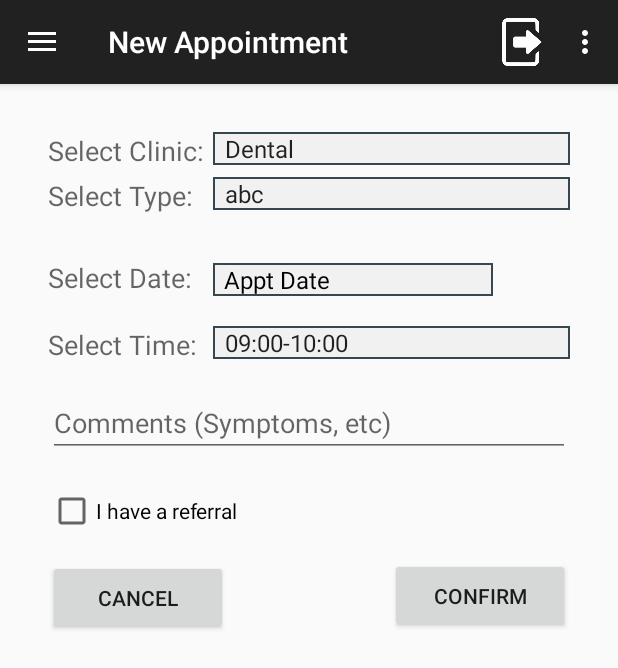
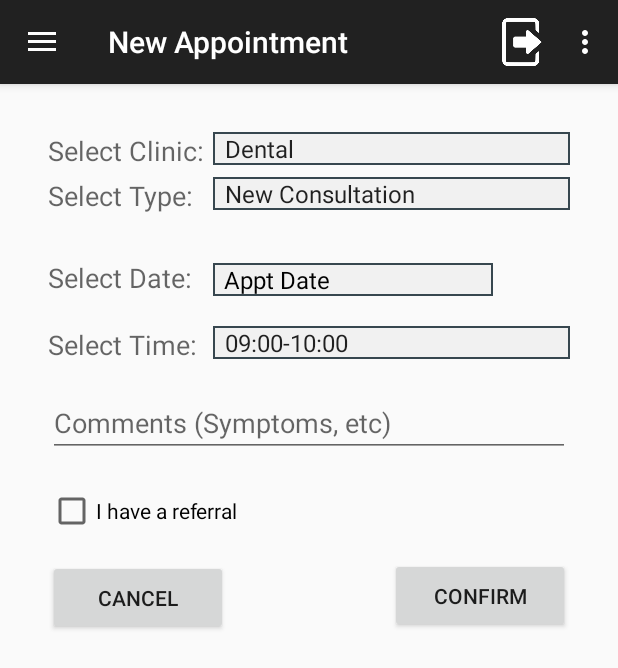
Before and after one commit to jayel92/AceCoders, an Android app: the NewAppt screen opened directly, with no data from a screen before it, on a phone screen of 412 x 824 dp. Shown: the top 668 px of the screen. Run offline under Robolectric (Android 15) with nearby library versions, the phone set to English and light mode, and no system bars; 1 statement that could not run was skipped.

Commit message:
Improved UI

```diff
--- a/ABS v6/app/src/main/java/com/example/jianlongguo/abs/Activities/NewAppt.java
+++ b/ABS v6/app/src/main/java/com/example/jianlongguo/abs/Activities/NewAppt.java
@@ -87,16 +87,18 @@ public class NewAppt extends BaseActivity implements OnItemSelectedListener, OnC
 
 
         typeSpinner = (Spinner) findViewById(R.id.typeSpinner);
-        ArrayAdapter<String> typeSpinner_Array = new ArrayAdapter<>(this, android.R.layout.simple_spinner_item, array);
-        Toast.makeText(getApplicationContext(), "HELLO " + apptArray, Toast.LENGTH_SHORT).show();
+        //Log.d("appt array:", apptArray[0].toString());
+       // Toast.makeText(context, apptArray[0] +"dsdasdasd", Toast.LENGTH_SHORT).show();
 
-        typeSpinner_Array.setDropDownViewResource(android.R.layout.simple_spinner_dropdown_item);
-        typeSpinner.setAdapter(typeSpinner_Array);
+        //ArrayAdapter<String> typeSpinner_Array = new ArrayAdapter<>(this, android.R.layout.simple_spinner_item, apptArray);
+        //Toast.makeText(getApplicationContext(), "HELLO " + apptArray, Toast.LENGTH_SHORT).show();
+
+        //typeSpinner_Array.setDropDownViewResource(android.R.layout.simple_spinner_dropdown_item);
+        //typeSpinner.setAdapter(typeSpinner_Array);
         typeSpinner.setOnItemSelectedListener(this);
 
         Toast.makeText(this, clinicDD.getSelectedItem().toString(), Toast.LENGTH_LONG).show();
-        new TypeCheck(this).execute(clinicDD.getSelectedItem().toString());
-
+        new TypeCheck(this,this).execute("ENT");
 
         apptDateTxt.setOnClickListener(new OnClickListener() {
             @Override
@@ -169,10 +171,12 @@ public class NewAppt extends BaseActivity implements OnItemSelectedListener, OnC
 
     @Override
     public void onItemSelected(AdapterView<?> parent, View view, int position, long id) {
-        switch(R.id.list_item){
+//        Toast.makeText(context, clinicDD.getSelectedItem().toString()+"dsdasdasd", Toast.LENGTH_LONG).show();
+
+        new TypeCheck(this,this).execute(clinicDD.getSelectedItem().toString());
+        switch(android.R.id.list){
             case R.id.clinicDD:
-                Toast.makeText(context, clinicDD.getSelectedItem().toString(), Toast.LENGTH_LONG).show();
-                new TypeCheck(this).execute(clinicDD.getSelectedItem().toString());
+                Toast.makeText(context, clinicDD.getSelectedItem().toString()+"dsdasdasd", Toast.LENGTH_LONG).show();
                 clinicDD.setSelection(position);
                 clinicDD.getSelectedItem();
                 break;
--- a/ABS v6/app/src/main/java/com/example/jianlongguo/abs/DB/RegisterBackground.java
+++ b/ABS v6/app/src/main/java/com/example/jianlongguo/abs/DB/RegisterBackground.java
@@ -88,9 +88,11 @@ public class RegisterBackground extends AsyncTask<String, Void, String> {
         if(response.length() == 4) {
             Intent i = new Intent(context,MainActivity.class);
             context.startActivity(i);
+
             Toast.makeText(context.getApplicationContext(), "Registration Successful." ,Toast.LENGTH_SHORT).show();
         }
         else {
+
             Toast.makeText(context, "Sorry! Registration Failed. Please try again.", Toast.LENGTH_SHORT).show();
             Toast.makeText(context, "Please ensure that your NRIC is unique.", Toast.LENGTH_SHORT).show();
         }
--- a/ABS v6/app/src/main/java/com/example/jianlongguo/abs/DB/TypeCheck.java
+++ b/ABS v6/app/src/main/java/com/example/jianlongguo/abs/DB/TypeCheck.java
@@ -1,10 +1,14 @@
 package com.example.jianlongguo.abs.DB;
 
+import android.app.Activity;
 import android.content.Context;
 import android.os.AsyncTask;
+import android.widget.ArrayAdapter;
+import android.widget.Spinner;
 import android.widget.Toast;
 
 import com.example.jianlongguo.abs.Activities.AsyncResponse;
+import com.example.jianlongguo.abs.Activities.R;
 
 import java.io.BufferedReader;
 import java.io.InputStreamReader;
@@ -12,6 +16,7 @@ import java.io.OutputStreamWriter;
 import java.net.URL;
 import java.net.URLConnection;
 import java.net.URLEncoder;
+import java.util.ArrayList;
 
 /**
  * Created by jianlongguo on 15/4/15.
@@ -21,18 +26,24 @@ public class TypeCheck extends AsyncTask<String, String, String> {
 
     private String response = null;
     private Context c;
+    private Activity a;
 
     public AsyncResponse delegate=null;
     private Exception exception;
     private String type;
 
-    public TypeCheck(Context c) {
+    public ArrayList<String> arr = new ArrayList<>(5);
+
+    public TypeCheck(Context c, Activity a) {
         this.c = c;
+        this.a = a;
     }
 
     protected String doInBackground(String... arg0) {
         try {
             type = (String) arg0[0];
+
+
 
             String link = "http://acecoders.netau.net/fetchType.php";
             String data = URLEncoder.encode("type", "UTF-8")
@@ -65,14 +76,19 @@ a add function or clear or edit or dlush of the adapter*/
     protected void onPostExecute(String result) {
     // TODO Auto-generated method stub
     //access UI elements here..
-
+    if (result.length()>0) {
+        String[] arr = new String[5];
+        for (int i = 0; i < 5; i++)
+            arr[i] = "";
+        arr = result.split("<br>", -1);
+    }
     //   if(response.length() >0) {
+    Spinner mySpinner = (Spinner) a.findViewById(R.id.typeSpinner);
+    ArrayAdapter<String> adapter = new ArrayAdapter<String>(c, android.R.layout.simple_spinner_item, arr);
 
     Toast.makeText(c, type + result + "HEY", Toast.LENGTH_SHORT).show();
-
-//            delegate.processFinish(response);
+//    delegate.processFinish(result);
         /*    Spinner mySpinner = (Spinner) activity.findViewById(R.id.typeSpinner);
-
             myAdapter = new ArrayAdapter<String>(context,
                     android.R.layout.simple_spinner_item, apptArray);
             myAdapter.setDropDownViewResource(R.layout.support_simple_spinner_dropdown_item);
```
Also changed, not shown: ABS v6/app/src/main/java/com/example/jianlongguo/abs/Activities/RegisterActivity.java (+4 -10 lines), ABS v6/app/src/main/java/com/example/jianlongguo/abs/Activities/RegisterActivity2.java (+10 -15 lines).
